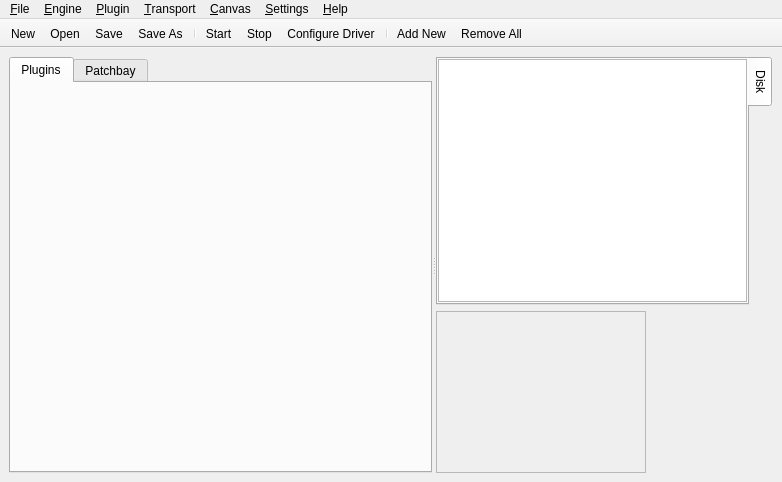
falkTX/Carla, file resources/ui/carla.ui: the form before one commit.
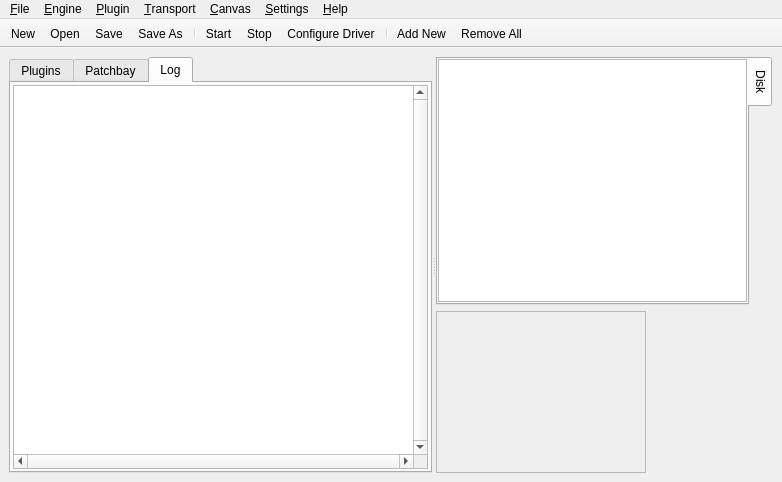
The form after the commit. The open tabs and pages were chosen to show the change. Icons and pictures are not drawn. Custom widgets are drawn as their Qt base class.

Commit message: Add log tab, enable it only for non-debug builds

```diff
--- a/resources/ui/carla.ui
+++ b/resources/ui/carla.ui
@@ -94,6 +94,41 @@
          </item>
         </layout>
        </widget>
+       <widget class="QWidget" name="tab_log">
+        <attribute name="title">
+         <string>Log</string>
+        </attribute>
+        <layout class="QVBoxLayout" name="verticalLayout_6">
+         <property name="spacing">
+          <number>0</number>
+         </property>
+         <property name="margin">
+          <number>2</number>
+         </property>
+         <item>
+          <widget class="QPlainTextEdit" name="pte_log">
+           <property name="verticalScrollBarPolicy">
+            <enum>Qt::ScrollBarAlwaysOn</enum>
+           </property>
+           <property name="horizontalScrollBarPolicy">
+            <enum>Qt::ScrollBarAlwaysOn</enum>
+           </property>
+           <property name="undoRedoEnabled">
+            <bool>false</bool>
+           </property>
+           <property name="lineWrapMode">
+            <enum>QPlainTextEdit::NoWrap</enum>
+           </property>
+           <property name="plainText">
+            <string notr="true"/>
+           </property>
+           <property name="textInteractionFlags">
+            <set>Qt::LinksAccessibleByMouse|Qt::TextSelectableByKeyboard|Qt::TextSelectableByMouse</set>
+           </property>
+          </widget>
+         </item>
+        </layout>
+       </widget>
       </widget>
       <widget class="QWidget" name="layoutWidget">
        <layout class="QVBoxLayout" name="verticalLayout_4">
```
Left out of the diff: 2 changed lines with no effect on the pictures. The commit also changes 5 other files.
